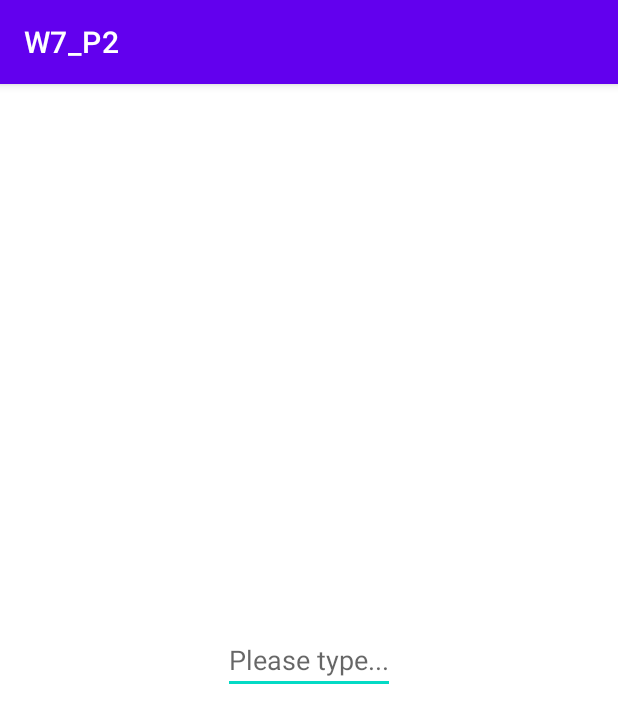
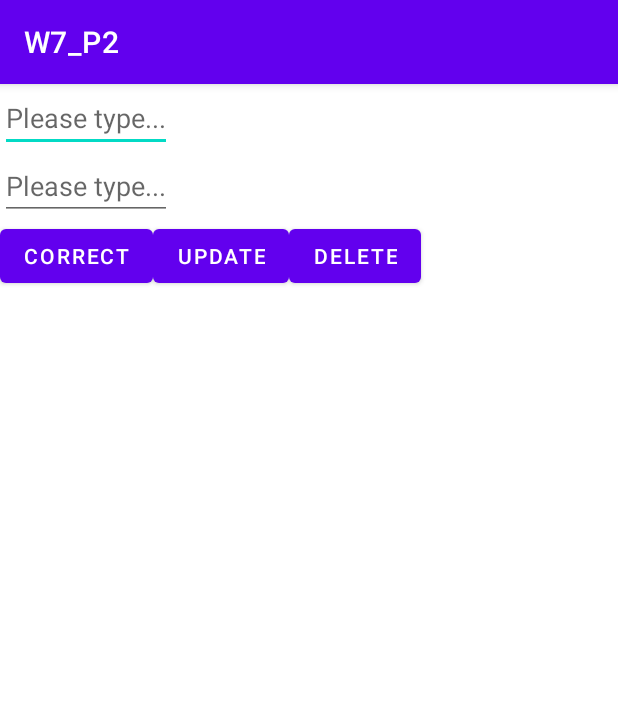
Before and after one commit to sj0726/C5_P28, an Android app: the screen it shows after launch (MainActivity), on a phone screen of 412 x 824 dp. Shown: the top 723 px of the screen. Run offline under Robolectric (Android 15) with nearby library versions, the phone set to English and light mode, and no system bars.

Commit message:
version1.0
version 1.0

```diff
--- a/app/src/main/java/com/example/w7_p2/MainActivity.java
+++ b/app/src/main/java/com/example/w7_p2/MainActivity.java
@@ -4,16 +4,27 @@ import androidx.appcompat.app.AppCompatActivity;
 
 import android.os.Bundle;
 import android.util.Log;
+import android.view.View;
+import android.widget.Button;
+import android.widget.EditText;
 
 import java.util.ArrayList;
 
 public class MainActivity extends AppCompatActivity {
     private DatabaseManager dbManager;
+    private EditText editText_wrongWord, editText_correctWord;
+    private Button button_correct, button_update,button_delete;
 
     @Override
     protected void onCreate(Bundle savedInstanceState) {
         super.onCreate(savedInstanceState);
         setContentView(R.layout.activity_main);
+        editText_correctWord = findViewById(R.id.editText_correctWord);
+        editText_wrongWord = findViewById(R.id.editText_wrongWord);
+        button_correct = findViewById(R.id.button_correct);
+        button_delete = findViewById(R.id.button_delete);
+        button_update = findViewById(R.id.button_update);
+
         dbManager = new DatabaseManager( this );
         dbManager.dropTable();
         dbManager.insert("teh", "the");
@@ -21,14 +32,43 @@ public class MainActivity extends AppCompatActivity {
         dbManager.insert("kindergarden", "kindergarten");
         dbManager.deleteByWrongWord("teh");
         dbManager.updateByWrongWord("saturaday", "SATURDAY");
-        String[] selected = dbManager.selectByWrongWord("saturaday");
-        Log.d("debugging::", selected[0] + " " + selected[1]);
 
-        ArrayList<String[]> all = dbManager.selectAll();
-        String result = "";
-        for (String[] s : all) {
-            result += "( " + s[0] + " " + s[1] + " ) ";
-        }
-        Log.d("debugging::", result);
+
+        button_correct.setOnClickListener(new View.OnClickListener() {
+            @Override
+            public void onClick(View view) {
+                String wrongWord = editText_wrongWord.getText().toString();
+                String[] pairWords = dbManager.selectByWrongWord(wrongWord);
+                String outputwrongword = pairWords[0];
+                String opcword = pairWords[1];
+                editText_wrongWord.setText(outputwrongword);
+                editText_correctWord.setText(opcword);
+                editText_wrongWord.setHint("no word fund");
+
+            }
+        });
+
+        button_update.setOnClickListener(new View.OnClickListener() {
+            @Override
+            public void onClick(View view) {
+                String wrongWord = editText_wrongWord.getText().toString();
+                String correctWord = editText_correctWord.getText().toString();
+                dbManager.insert(wrongWord,correctWord);
+                editText_wrongWord.setText("");
+                editText_wrongWord.setHint("update success");
+                editText_correctWord.setText("");
+            }
+        });
+
+        button_delete.setOnClickListener(new View.OnClickListener() {
+            @Override
+            public void onClick(View view) {
+                String wrongWord = editText_wrongWord.getText().toString();
+                dbManager.deleteByWrongWord(wrongWord);
+                editText_wrongWord.setText("");
+                editText_wrongWord.setHint("delete success");
+                editText_correctWord.setText("");
+            }
+        });
     }
 }
--- a/app/src/main/res/layout/activity_main.xml
+++ b/app/src/main/res/layout/activity_main.xml
@@ -1,18 +1,45 @@
 <?xml version="1.0" encoding="utf-8"?>
-<androidx.constraintlayout.widget.ConstraintLayout xmlns:android="http://schemas.android.com/apk/res/android"
+<LinearLayout xmlns:android="http://schemas.android.com/apk/res/android"
     xmlns:app="http://schemas.android.com/apk/res-auto"
     xmlns:tools="http://schemas.android.com/tools"
     android:layout_width="match_parent"
     android:layout_height="match_parent"
-    tools:context=".MainActivity">
+    tools:context=".MainActivity"
+    android:orientation="vertical">
 
     <EditText
+        android:id="@+id/editText_wrongWord"
         android:layout_width="wrap_content"
         android:layout_height="wrap_content"
         android:hint="Please type..."
-        app:layout_constraintBottom_toBottomOf="parent"
-        app:layout_constraintEnd_toEndOf="parent"
-        app:layout_constraintStart_toStartOf="parent"
-        app:layout_constraintTop_toTopOf="parent" />
+        />
+    <EditText
+        android:id="@+id/editText_correctWord"
+        android:layout_width="wrap_content"
+        android:layout_height="wrap_content"
+        android:hint="Please type..."
+        />
+    <LinearLayout
+        android:layout_width="match_parent"
+        android:layout_height="match_parent"
+        android:orientation="horizontal">
+        <Button
+            android:id="@+id/button_correct"
+            android:layout_width="wrap_content"
+            android:layout_height="wrap_content"
+            android:text="Correct"/>
+        <Button
+            android:id="@+id/button_update"
+            android:layout_width="wrap_content"
+            android:layout_height= "wrap_content"
+            android:text="update"/>
+        <Button
+            android:id="@+id/button_delete"
+            android:layout_width="wrap_content"
+            android:layout_height="wrap_content"
+            android:text="Delete"/>
 
-</androidx.constraintlayout.widget.ConstraintLayout>
+
+    </LinearLayout>
+
+</LinearLayout>
```
